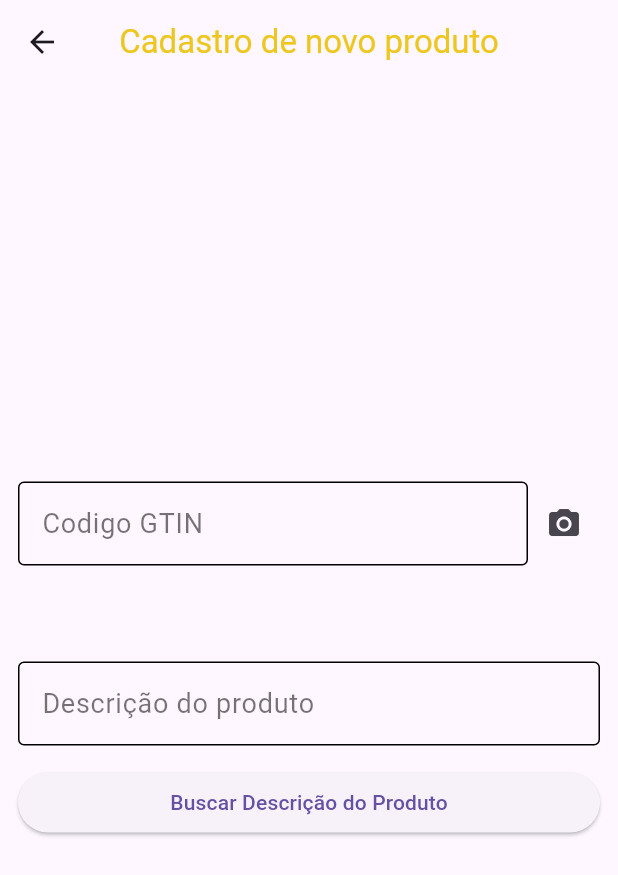
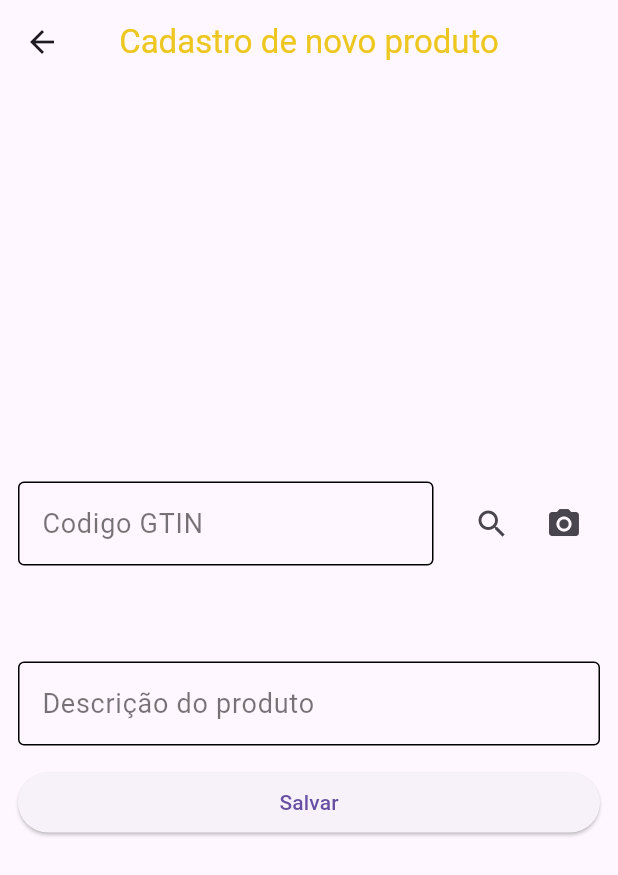
Before and after one commit to grplima/estoquesimples, a Flutter app: the screen it shows after launch, item 2 of the bottom bar chosen, on a phone screen of 412 x 824 dp. Shown: the top 875 px of the screen. Run offline on Flutter 3.47's test engine with Material 3 defaults, Android fonts, the phone set to English and light mode, and no system bars; our stand-ins replace sqflite; missing offline and left inert: flutter_barcode_scanner; accounts and stored records are empty.

Commit message:
Falta implementar a funçao do botao salvar na tela de cadastro - Botao de busca alterado para icone de LUPA

```diff
--- a/lib/pages/cadastronovo.dart
+++ b/lib/pages/cadastronovo.dart
@@ -93,7 +93,8 @@ class _CadastronovoState extends State<Cadastronovo> {
                       ),
                     ),
                   ),
-                ),
+                ), SizedBox(width:15,),
+                IconButton(onPressed: _clickBuscar, icon: Icon(Icons.search)),
                 IconButton(
                   onPressed: () async {
                     String barcodeScanRes = await FlutterBarcodeScanner.scanBarcode(
@@ -106,7 +107,7 @@ class _CadastronovoState extends State<Cadastronovo> {
                     }
                   },
                   icon: Icon(Icons.photo_camera),
-                )
+                ),
               ],
             ),
             Row(
@@ -165,8 +166,8 @@ class _CadastronovoState extends State<Cadastronovo> {
               children: [
                 Expanded(
                   child: ElevatedButton(
-                    onPressed: _clickBuscar,
-                    child: Text('Buscar Descrição do Produto'),
+                    onPressed: (){},
+                    child: Text('Salvar'),
                   ),
                 )
               ],
```
Also changed, not shown: lib/model/produto.dart (line endings or trailing spaces), pubspec.lock.
